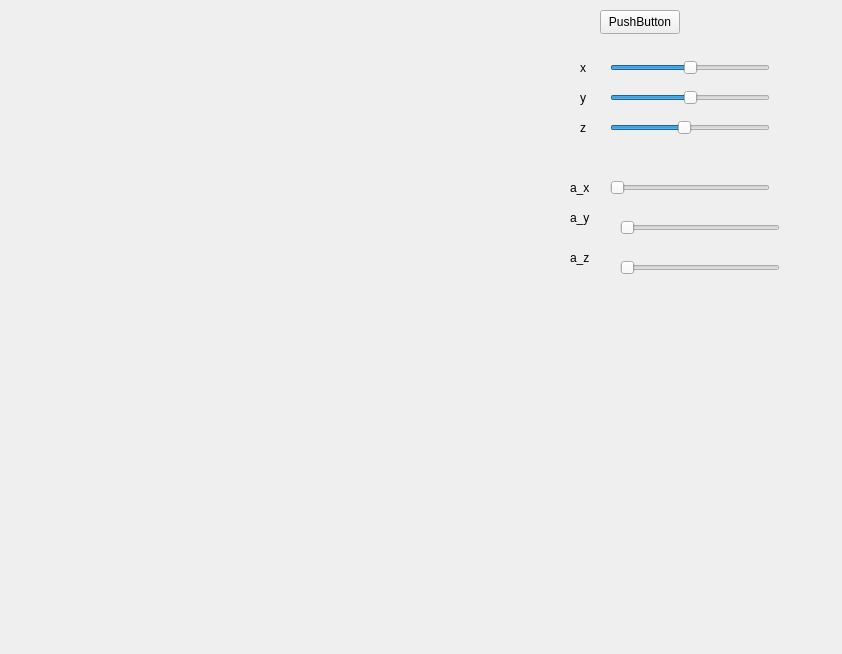
Above: mainwindow.ui from VladisStep/Lab_OpenGL_6 before the change. Below: the same form after it.
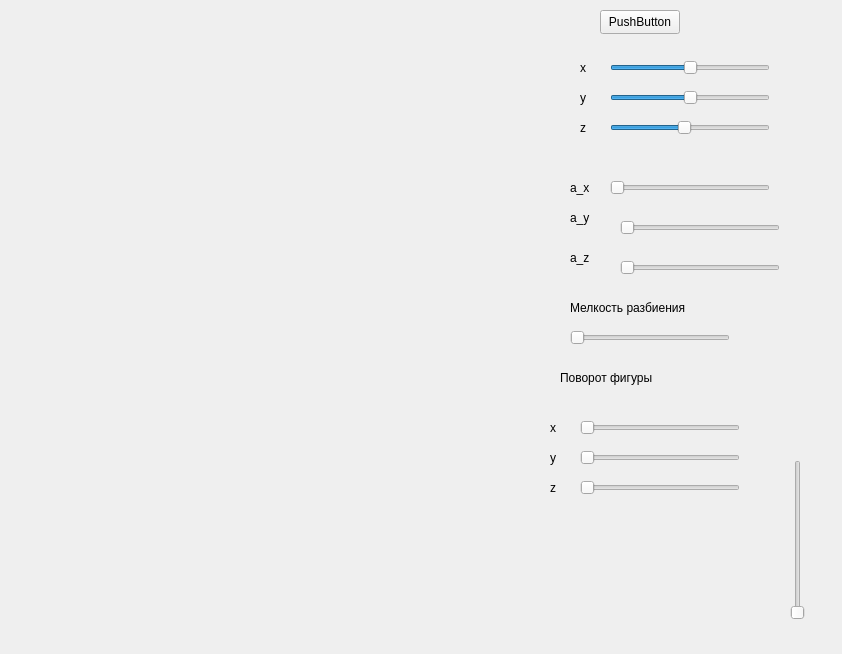
That is the form after the change. Custom widgets are drawn as their Qt base class.

```diff
--- a/mainwindow.ui
+++ b/mainwindow.ui
@@ -223,6 +223,163 @@
      <string>a_z</string>
     </property>
    </widget>
+   <widget class="QSlider" name="horizontalSlider_melkost">
+    <property name="geometry">
+     <rect>
+      <x>570</x>
+      <y>330</y>
+      <width>160</width>
+      <height>16</height>
+     </rect>
+    </property>
+    <property name="minimum">
+     <number>5</number>
+    </property>
+    <property name="maximum">
+     <number>30</number>
+    </property>
+    <property name="orientation">
+     <enum>Qt::Horizontal</enum>
+    </property>
+   </widget>
+   <widget class="QLabel" name="label_7">
+    <property name="geometry">
+     <rect>
+      <x>570</x>
+      <y>300</y>
+      <width>151</width>
+      <height>16</height>
+     </rect>
+    </property>
+    <property name="text">
+     <string>Мелкость разбиения</string>
+    </property>
+   </widget>
+   <widget class="QLabel" name="label_8">
+    <property name="geometry">
+     <rect>
+      <x>560</x>
+      <y>370</y>
+      <width>151</width>
+      <height>16</height>
+     </rect>
+    </property>
+    <property name="text">
+     <string>Поворот фигуры</string>
+    </property>
+   </widget>
+   <widget class="QLabel" name="label_9">
+    <property name="geometry">
+     <rect>
+      <x>550</x>
+      <y>420</y>
+      <width>16</width>
+      <height>16</height>
+     </rect>
+    </property>
+    <property name="text">
+     <string>х</string>
+    </property>
+   </widget>
+   <widget class="QSlider" name="horizontalSlider_fig_xAlpha">
+    <property name="geometry">
+     <rect>
+      <x>580</x>
+      <y>420</y>
+      <width>160</width>
+      <height>16</height>
+     </rect>
+    </property>
+    <property name="maximum">
+     <number>360</number>
+    </property>
+    <property name="orientation">
+     <enum>Qt::Horizontal</enum>
+    </property>
+   </widget>
+   <widget class="QSlider" name="horizontalSlider_fig_yAlpha">
+    <property name="geometry">
+     <rect>
+      <x>580</x>
+      <y>450</y>
+      <width>160</width>
+      <height>16</height>
+     </rect>
+    </property>
+    <property name="maximum">
+     <number>360</number>
+    </property>
+    <property name="orientation">
+     <enum>Qt::Horizontal</enum>
+    </property>
+   </widget>
+   <widget class="QLabel" name="label_10">
+    <property name="geometry">
+     <rect>
+      <x>550</x>
+      <y>450</y>
+      <width>16</width>
+      <height>16</height>
+     </rect>
+    </property>
+    <property name="text">
+     <string>y</string>
+    </property>
+   </widget>
+   <widget class="QSlider" name="horizontalSlider_fig_zAlpha">
+    <property name="geometry">
+     <rect>
+      <x>580</x>
+      <y>480</y>
+      <width>160</width>
+      <height>16</height>
+     </rect>
+    </property>
+    <property name="maximum">
+     <number>360</number>
+    </property>
+    <property name="orientation">
+     <enum>Qt::Horizontal</enum>
+    </property>
+   </widget>
+   <widget class="QLabel" name="label_11">
+    <property name="geometry">
+     <rect>
+      <x>550</x>
+      <y>480</y>
+      <width>16</width>
+      <height>16</height>
+     </rect>
+    </property>
+    <property name="text">
+     <string>z</string>
+    </property>
+   </widget>
+   <widget class="QSlider" name="verticalSlider">
+    <property name="geometry">
+     <rect>
+      <x>790</x>
+      <y>460</y>
+      <width>16</width>
+      <height>160</height>
+     </rect>
+    </property>
+    <property name="minimum">
+     <number>10</number>
+    </property>
+    <property name="maximum">
+     <number>1000</number>
+    </property>
+    <property name="singleStep">
+     <number>1</number>
+    </property>
+    <property name="value">
+     <number>10</number>
+    </property>
+    <property name="orientation">
+     <enum>Qt::Vertical</enum>
+    </property>
+   </widget>
   </widget>
  </widget>
  <customwidgets>
```
Left out of the diff: 9 changed lines with no effect on the pictures.
